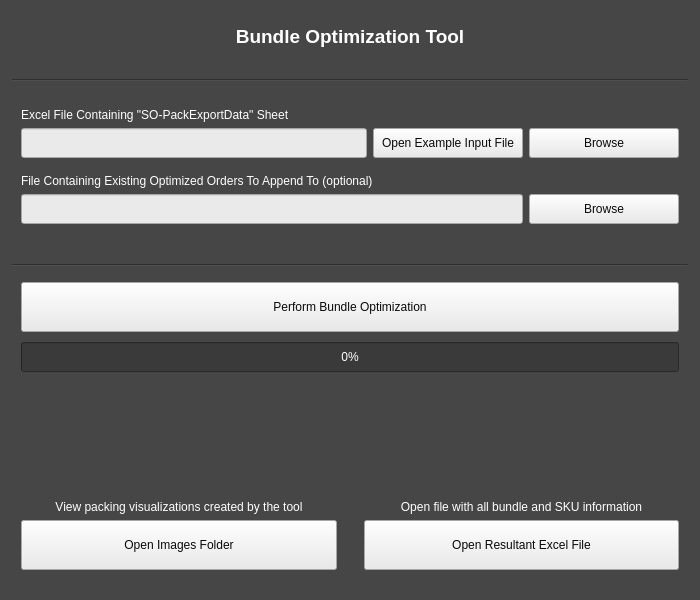
Above: src/BundleQtGui.ui from BraedonM/bundle-optimization before the change. Below: the same form after it.
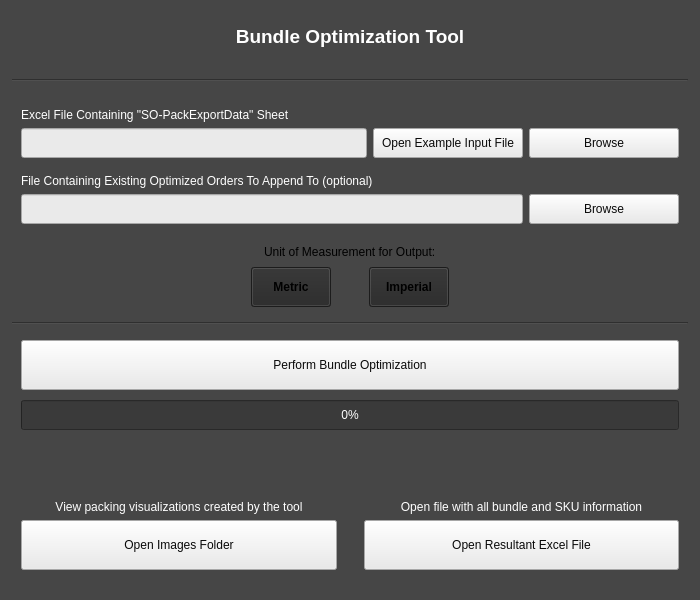
That is the form after the change.

Patch:
```diff
--- a/src/BundleQtGui.ui
+++ b/src/BundleQtGui.ui
@@ -365,7 +365,119 @@
     </widget>
    </item>
    <item>
-    <widget class="Line" name="line_2">
+    <widget class="QFrame" name="frame_13">
+     <property name="frameShape">
+      <enum>QFrame::NoFrame</enum>
+     </property>
+     <property name="frameShadow">
+      <enum>QFrame::Raised</enum>
+     </property>
+     <property name="lineWidth">
+      <number>0</number>
+     </property>
+     <layout class="QVBoxLayout" name="verticalLayout_9">
+      <property name="topMargin">
+       <number>0</number>
+      </property>
+      <property name="bottomMargin">
+       <number>9</number>
+      </property>
+      <item alignment="Qt::AlignHCenter">
+       <widget class="QLabel" name="label_6">
+        <property name="text">
+         <string>Unit of Measurement for Output:</string>
+        </property>
+       </widget>
+      </item>
+      <item alignment="Qt::AlignHCenter">
+       <widget class="QFrame" name="frame_14">
+        <property name="frameShape">
+         <enum>QFrame::NoFrame</enum>
+        </property>
+        <property name="frameShadow">
+         <enum>QFrame::Raised</enum>
+        </property>
+        <property name="lineWidth">
+         <number>0</number>
+        </property>
+        <layout class="QHBoxLayout" name="horizontalLayout_5">
+         <property name="spacing">
+          <number>38</number>
+         </property>
+         <property name="leftMargin">
+          <number>80</number>
+         </property>
+         <property name="topMargin">
+          <number>0</number>
+         </property>
+         <property name="rightMargin">
+          <number>80</number>
+         </property>
+         <property name="bottomMargin">
+          <number>0</number>
+         </property>
+         <item>
+          <widget class="QPushButton" name="metricButton">
+           <property name="minimumSize">
+            <size>
+             <width>0</width>
+             <height>40</height>
+            </size>
+           </property>
+           <property name="maximumSize">
+            <size>
+             <width>80</width>
+             <height>16777215</height>
+            </size>
+           </property>
+           <property name="font">
+            <font>
+             <bold>true</bold>
+            </font>
+           </property>
+           <property name="styleSheet">
+            <string notr="true">background-color: rgb(39, 39, 39);</string>
+           </property>
+           <property name="text">
+            <string>Metric</string>
+           </property>
+          </widget>
+         </item>
+         <item>
+          <widget class="QPushButton" name="imperialButton">
+           <property name="minimumSize">
+            <size>
+             <width>0</width>
+             <height>40</height>
+            </size>
+           </property>
+           <property name="maximumSize">
+            <size>
+             <width>80</width>
+             <height>16777215</height>
+            </size>
+           </property>
+           <property name="font">
+            <font>
+             <bold>true</bold>
+            </font>
+           </property>
+           <property name="styleSheet">
+            <string notr="true">background-color: rgb(39, 39, 39);</string>
+           </property>
+           <property name="text">
+            <string>Imperial</string>
+           </property>
+          </widget>
+         </item>
+        </layout>
+       </widget>
+      </item>
+     </layout>
+    </widget>
+   </item>
+   <item>
+    <widget class="Line" name="line_3">
      <property name="orientation">
       <enum>Qt::Horizontal</enum>
      </property>
@@ -497,21 +609,8 @@
        <number>18</number>
       </property>
       <property name="topMargin">
-       <number>19</number>
+       <number>1</number>
       </property>
-      <item>
-       <spacer name="verticalSpacer">
-        <property name="orientation">
-         <enum>Qt::Vertical</enum>
-        </property>
-        <property name="sizeHint" stdset="0">
-         <size>
-          <width>20</width>
-          <height>40</height>
-         </size>
-        </property>
-       </spacer>
-      </item>
       <item alignment="Qt::AlignBottom">
        <widget class="QFrame" name="frame_6">
         <property name="maximumSize">
```
